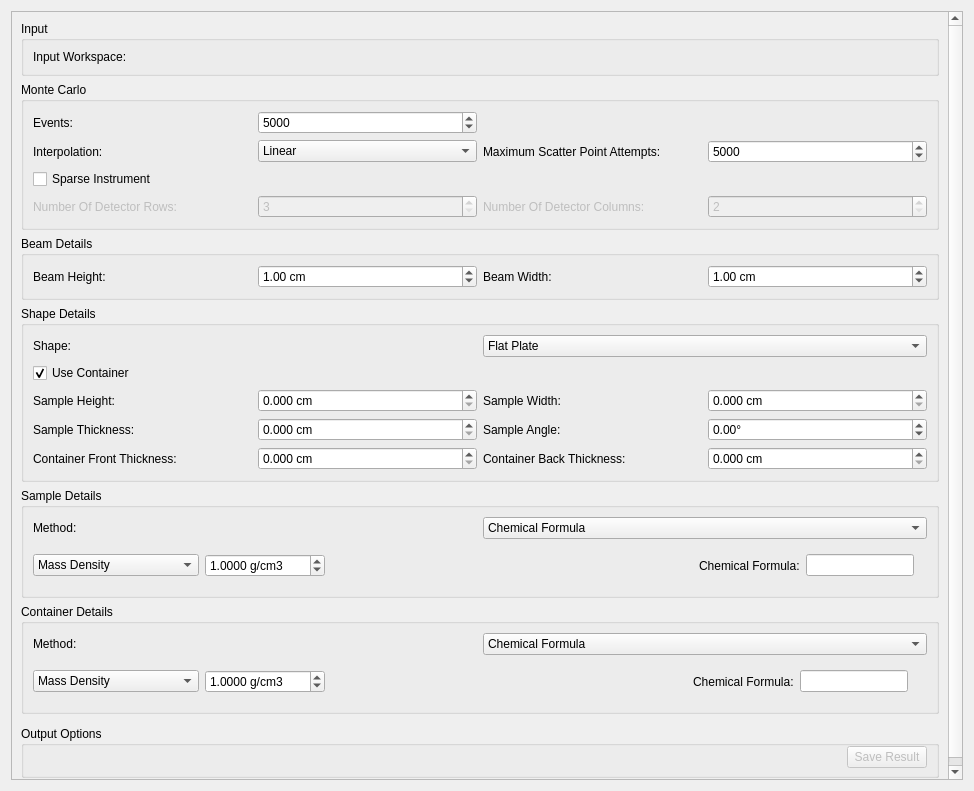
The window that qt/scientific_interfaces/Inelastic/Corrections/AbsorptionCorrections.ui (mantidproject/mantid) describes before a commit, drawn with Qt 5.
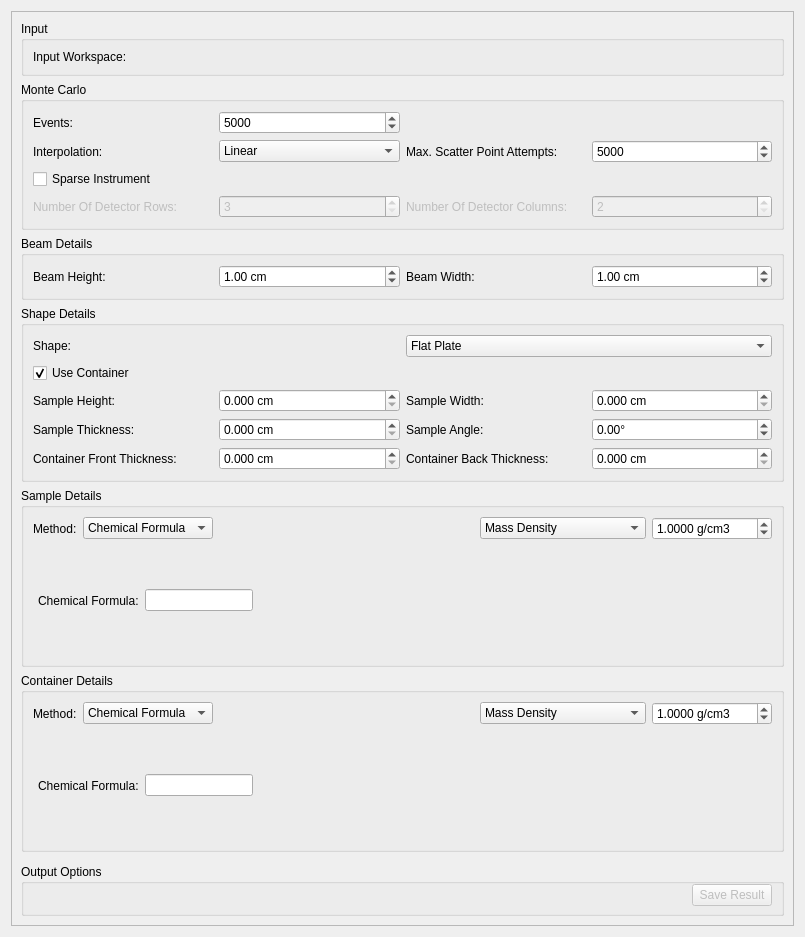
The same window after the commit. The open tabs and pages were chosen to show the change. Custom widgets are drawn as their Qt base class.

```diff
--- a/qt/scientific_interfaces/Inelastic/Corrections/AbsorptionCorrections.ui
+++ b/qt/scientific_interfaces/Inelastic/Corrections/AbsorptionCorrections.ui
@@ -9,14 +9,14 @@
    <rect>
     <x>0</x>
     <y>0</y>
-    <width>974</width>
-    <height>791</height>
+    <width>805</width>
+    <height>937</height>
    </rect>
   </property>
   <property name="windowTitle">
    <string>Absorption Corrections</string>
   </property>
-  <layout class="QVBoxLayout" name="verticalLayout_2">
+  <layout class="QVBoxLayout" name="verticalLayout_5">
    <item>
     <widget class="QScrollArea" name="scrollArea">
      <property name="widgetResizable">
@@ -27,8 +27,8 @@
        <rect>
         <x>0</x>
         <y>0</y>
-        <width>954</width>
-        <height>771</height>
+        <width>779</width>
+        <height>911</height>
        </rect>
       </property>
       <layout class="QVBoxLayout" name="verticalLayout">
@@ -100,6 +100,12 @@
           </item>
           <item row="1" column="1">
            <widget class="QSpinBox" name="spNumberEvents">
+            <property name="wrapping">
+             <bool>false</bool>
+            </property>
+            <property name="buttonSymbols">
+             <enum>QAbstractSpinBox::UpDownArrows</enum>
+            </property>
             <property name="maximum">
              <number>1000000</number>
             </property>
@@ -121,7 +127,7 @@
           <item row="2" column="2">
            <widget class="QLabel" name="label_2">
             <property name="text">
-             <string>Maximum Scatter Point Attempts:</string>
+             <string>Max. Scatter Point Attempts:</string>
             </property>
            </widget>
           </item>
@@ -730,22 +736,11 @@
          <property name="title">
           <string>Sample Details</string>
          </property>
-         <layout class="QGridLayout" name="gridLayout">
-          <item row="0" column="0" colspan="3">
-           <widget class="QFrame" name="frame_2">
-            <layout class="QHBoxLayout" name="horizontalLayout_8">
-             <property name="leftMargin">
-              <number>0</number>
-             </property>
-             <property name="topMargin">
-              <number>0</number>
-             </property>
-             <property name="rightMargin">
-              <number>0</number>
-             </property>
-             <property name="bottomMargin">
-              <number>0</number>
-             </property>
+         <layout class="QVBoxLayout" name="verticalLayout_2">
+          <item>
+           <layout class="QVBoxLayout" name="verticalLayout_4">
+            <item>
+             <layout class="QHBoxLayout" name="horizontalLayout_3">
              <item>
               <widget class="QLabel" name="lbSampleMaterialsMethod">
                <property name="text">
@@ -779,24 +774,19 @@
                </item>
               </widget>
              </item>
-            </layout>
-           </widget>
-          </item>
-          <item row="1" column="0" colspan="3">
-           <widget class="QFrame" name="frame_3">
-            <layout class="QHBoxLayout" name="horizontalLayout_3">
-             <property name="leftMargin">
-              <number>0</number>
-             </property>
-             <property name="topMargin">
-              <number>0</number>
-             </property>
-             <property name="rightMargin">
-              <number>0</number>
-             </property>
-             <property name="bottomMargin">
-              <number>0</number>
-             </property>
+              <item>
+               <spacer name="horizontalSpacer">
+                <property name="orientation">
+                 <enum>Qt::Horizontal</enum>
+                </property>
+                <property name="sizeHint" stdset="0">
+                 <size>
+                  <width>40</width>
+                  <height>20</height>
+                 </size>
+                </property>
+               </spacer>
+              </item>
              <item>
               <widget class="QComboBox" name="cbSampleDensity">
                <item>
@@ -835,6 +825,8 @@
                </property>
               </widget>
              </item>
+             </layout>
+            </item>
              <item>
               <widget class="QStackedWidget" name="swSampleMaterialDetails">
                <property name="sizePolicy">
@@ -843,36 +835,29 @@
                  <verstretch>0</verstretch>
                 </sizepolicy>
                </property>
+              <property name="minimumSize">
+               <size>
+                <width>0</width>
+                <height>40</height>
+               </size>
+              </property>
                <property name="currentIndex">
                 <number>0</number>
                </property>
                <widget class="QWidget" name="page">
-                <layout class="QHBoxLayout" name="horizontalLayout_9">
+               <layout class="QHBoxLayout" name="horizontalLayout">
                  <property name="leftMargin">
-                  <number>0</number>
+                 <number>5</number>
                  </property>
                  <property name="topMargin">
-                  <number>0</number>
+                 <number>5</number>
                  </property>
                  <property name="rightMargin">
-                  <number>0</number>
+                 <number>5</number>
                  </property>
                  <property name="bottomMargin">
-                  <number>0</number>
-                 </property>
-                 <item>
-                  <spacer name="horizontalSpacer_5">
-                   <property name="orientation">
-                    <enum>Qt::Horizontal</enum>
-                   </property>
-                   <property name="sizeHint" stdset="0">
-                    <size>
-                     <width>40</width>
-                     <height>20</height>
-                    </size>
-                   </property>
-                  </spacer>
-                 </item>
+                 <number>5</number>
+                </property>
                  <item>
                   <widget class="QLabel" name="lbSampleChemicalFormula">
                    <property name="text">
@@ -906,15 +891,37 @@
                    </property>
                   </widget>
                  </item>
+                <item>
+                 <spacer name="horizontalSpacer_5">
+                  <property name="orientation">
+                   <enum>Qt::Horizontal</enum>
+                  </property>
+                  <property name="sizeType">
+                   <enum>QSizePolicy::Expanding</enum>
+                  </property>
+                  <property name="sizeHint" stdset="0">
+                   <size>
+                    <width>436</width>
+                    <height>20</height>
+                   </size>
+                  </property>
+                 </spacer>
+                </item>
                 </layout>
                </widget>
                <widget class="QWidget" name="page_2">
-                <layout class="QHBoxLayout" name="horizontalLayout_6">
+               <layout class="QHBoxLayout" name="horizontalLayout_9">
                  <property name="leftMargin">
-                  <number>0</number>
+                 <number>5</number>
+                </property>
+                <property name="topMargin">
+                 <number>5</number>
                  </property>
                  <property name="rightMargin">
-                  <number>0</number>
+                 <number>5</number>
+                </property>
+                <property name="bottomMargin">
+                 <number>5</number>
                  </property>
                  <item>
                   <widget class="QLabel" name="lbCoherentXSection">
@@ -990,7 +997,6 @@
               </widget>
              </item>
             </layout>
-           </widget>
           </item>
          </layout>
         </widget>
@@ -1003,22 +1009,11 @@
          <property name="title">
           <string>Container Details</string>
          </property>
-         <layout class="QGridLayout" name="gridLayout_2">
-          <item row="0" column="0" colspan="2">
-           <widget class="QFrame" name="frame_4">
-            <layout class="QHBoxLayout" name="horizontalLayout_10">
-             <property name="leftMargin">
-              <number>0</number>
-             </property>
-             <property name="topMargin">
-              <number>0</number>
-             </property>
-             <property name="rightMargin">
-              <number>0</number>
-             </property>
-             <property name="bottomMargin">
-              <number>0</number>
-             </property>
+         <layout class="QHBoxLayout" name="horizontalLayout_7">
+          <item>
+           <layout class="QVBoxLayout" name="verticalLayout_3">
+            <item>
+             <layout class="QHBoxLayout" name="horizontalLayout_6">
              <item>
               <widget class="QLabel" name="lbCanMaterialsMethod">
                <property name="text">
@@ -1052,24 +1047,19 @@
                </item>
               </widget>
              </item>
-            </layout>
-           </widget>
-          </item>
-          <item row="1" column="0">
-           <widget class="QFrame" name="frame_5">
-            <layout class="QHBoxLayout" name="horizontalLayout_11">
-             <property name="leftMargin">
-              <number>0</number>
-             </property>
-             <property name="topMargin">
-              <number>0</number>
-             </property>
-             <property name="rightMargin">
-              <number>0</number>
-             </property>
-             <property name="bottomMargin">
-              <number>0</number>
-             </property>
+              <item>
+               <spacer name="horizontalSpacer_3">
+                <property name="orientation">
+                 <enum>Qt::Horizontal</enum>
+                </property>
+                <property name="sizeHint" stdset="0">
+                 <size>
+                  <width>40</width>
+                  <height>20</height>
+                 </size>
+                </property>
+               </spacer>
+              </item>
              <item>
               <widget class="QComboBox" name="cbCanDensity">
                <item>
@@ -1108,29 +1098,24 @@
                </property>
               </widget>
              </item>
+             </layout>
+            </item>
              <item>
               <widget class="QStackedWidget" name="swCanMaterialDetails">
                <widget class="QWidget" name="page_3">
                 <layout class="QHBoxLayout" name="horizontalLayout_5">
                  <property name="leftMargin">
-                  <number>0</number>
+                 <number>5</number>
+                </property>
+                <property name="topMargin">
+                 <number>5</number>
                  </property>
                  <property name="rightMargin">
-                  <number>0</number>
-                 </property>
-                 <item>
-                  <spacer name="horizontalSpacer_6">
-                   <property name="orientation">
-                    <enum>Qt::Horizontal</enum>
-                   </property>
-                   <property name="sizeHint" stdset="0">
-                    <size>
-                     <width>40</width>
-                     <height>20</height>
-                    </size>
-                   </property>
-                  </spacer>
-                 </item>
+                 <number>5</number>
+                </property>
+                <property name="bottomMargin">
+                 <number>5</number>
+                </property>
                  <item>
                   <widget class="QLabel" name="lbCanChemicalFormula">
                    <property name="text">
@@ -1161,15 +1146,37 @@
                    </property>
                   </widget>
                  </item>
+                <item>
+                 <spacer name="horizontalSpacer_6">
+                  <property name="orientation">
+                   <enum>Qt::Horizontal</enum>
+                  </property>
+                  <property name="sizeType">
+                   <enum>QSizePolicy::MinimumExpanding</enum>
+                  </property>
+                  <property name="sizeHint" stdset="0">
+                   <size>
+                    <width>436</width>
+                    <height>20</height>
+                   </size>
+                  </property>
+                 </spacer>
+                </item>
                 </layout>
                </widget>
                <widget class="QWidget" name="page_4">
-                <layout class="QHBoxLayout" name="horizontalLayout_7">
+               <layout class="QHBoxLayout" name="horizontalLayout_4">
                  <property name="leftMargin">
-                  <number>0</number>
+                 <number>5</number>
+                </property>
+                <property name="topMargin">
+                 <number>5</number>
                  </property>
                  <property name="rightMargin">
-                  <number>0</number>
+                 <number>5</number>
+                </property>
+                <property name="bottomMargin">
+                 <number>5</number>
                  </property>
                  <item>
                   <widget class="QLabel" name="lbCoherentXSection_2">
@@ -1245,7 +1252,6 @@
               </widget>
              </item>
             </layout>
-           </widget>
           </item>
          </layout>
         </widget>
@@ -1307,18 +1313,18 @@
   </layout>
  </widget>
  <customwidgets>
-  <customwidget>
-   <class>MantidQt::CustomInterfaces::OutputPlotOptionsView</class>
-   <extends>QWidget</extends>
-   <header>MantidQtWidgets/Spectroscopy/OutputWidget/OutputPlotOptionsView.h</header>
-   <container>1</container>
-  </customwidget>
   <customwidget>
    <class>MantidQt::CustomInterfaces::RunView</class>
    <extends>QWidget</extends>
    <header>MantidQtWidgets/Spectroscopy/RunWidget/RunView.h</header>
    <container>1</container>
   </customwidget>
+  <customwidget>
+   <class>MantidQt::CustomInterfaces::OutputPlotOptionsView</class>
+   <extends>QWidget</extends>
+   <header>MantidQtWidgets/Spectroscopy/OutputWidget/OutputPlotOptionsView.h</header>
+   <container>1</container>
+  </customwidget>
   <customwidget>
    <class>MantidQt::MantidWidgets::DataSelector</class>
    <extends>QWidget</extends>
```
Left out of the diff: 119 changed lines with no effect on the pictures. Lines whose indentation alone changed are shown as unchanged.
